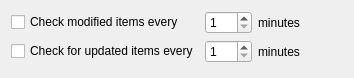
Before: the Qt Designer form src/settings/polling_settings.ui in KDE/kdesvn, drawn with Qt 5.
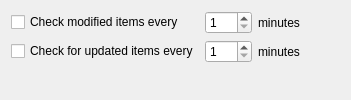
After: the same form once the commit is applied.

Commit message: No functional changes, just some layout fixes so they're at least usable (don't collapse, don't expand anywhere)

```diff
--- a/src/settings/polling_settings.ui
+++ b/src/settings/polling_settings.ui
@@ -2,18 +2,8 @@
 <ui version="4.0">
  <class>PollingSettings</class>
  <widget class="QWidget" name="PollingSettings">
-  <property name="geometry">
-   <rect>
-    <x>0</x>
-    <y>0</y>
-    <width>354</width>
-    <height>78</height>
-   </rect>
-  </property>
-  <layout class="QVBoxLayout" name="verticalLayout">
-   <item>
-    <layout class="QHBoxLayout" name="horizontalLayout">
-     <item>
+  <layout class="QGridLayout" name="gridLayout_2">
+   <item row="0" column="0">
       <layout class="QGridLayout" name="gridLayout">
        <item row="0" column="0">
         <widget class="QCheckBox" name="kcfg_poll_modified">
@@ -68,7 +58,7 @@
        </item>
       </layout>
      </item>
-     <item>
+   <item row="0" column="1">
       <spacer name="horizontalSpacer">
        <property name="orientation">
         <enum>Qt::Horizontal</enum>
@@ -81,9 +71,7 @@
        </property>
       </spacer>
      </item>
-    </layout>
-   </item>
-   <item>
+   <item row="1" column="0">
     <spacer name="verticalSpacer">
      <property name="orientation">
       <enum>Qt::Vertical</enum>
```
Lines whose indentation alone changed are shown as unchanged. The commit also changes 11 other files.
